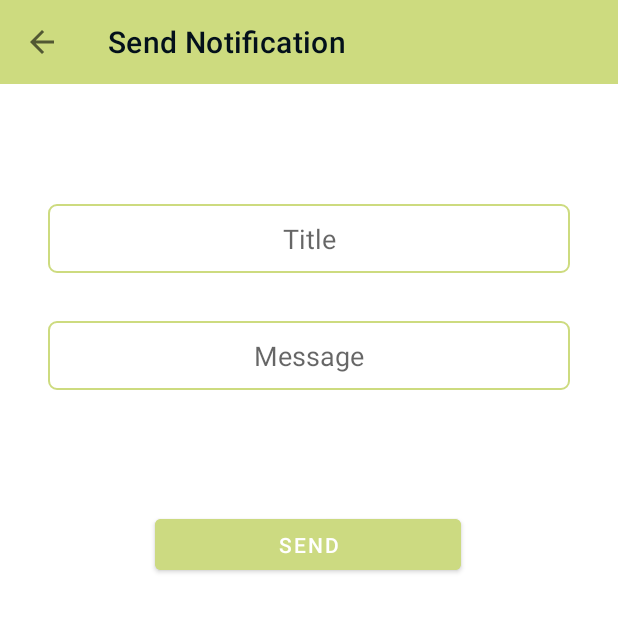
After one commit to sayem499/CSE499-Group05-VenueReservationAndroidApp, an Android app: the NotificationSenderActivity screen opened directly, with no data from a screen before it, on a phone screen of 412 x 824 dp, the top half of it. The commit adds this screen. Run offline under Robolectric (Android 15) with nearby library versions, the phone set to English and light mode, and no system bars.

Commit message:
#14 Added User Notification Functionalities

```diff
--- a/ReserverApp/app/build.gradle
+++ b/ReserverApp/app/build.gradle
@@ -57,6 +57,8 @@ dependencies {
     implementation 'de.hdodenhof:circleimageview:3.1.0'
     implementation 'com.github.dhaval2404:imagepicker:2.1'
     implementation 'com.daimajia.androidanimations:library:2.4@aar'
+    implementation 'com.android.volley:volley:1.2.1'
+
 
 
 }
--- a/ReserverApp/app/src/main/java/com/reservation/app/ui/Home.java
+++ b/ReserverApp/app/src/main/java/com/reservation/app/ui/Home.java
@@ -154,6 +154,11 @@ public class Home extends AppCompatActivity {
                         drawerLayout.closeDrawer(GravityCompat.START);
                         break;
 
+                        case R.id.menu_notifications:
+                        startActivity(new Intent(getApplicationContext(),NotificationActivity.class));
+                        drawerLayout.closeDrawer(GravityCompat.START);
+                        break;
+
 
                         case R.id.menu_logout:
                             firebaseAuth.signOut();
--- /dev/null
+++ b/ReserverApp/app/src/main/java/com/reservation/app/ui/NotificationSenderActivity.java
@@ -0,0 +1,64 @@
+package com.reservation.app.ui;
+
+import androidx.appcompat.app.AppCompatActivity;
+
+import android.os.Bundle;
+import android.support.annotation.NonNull;
+import android.view.View;
+import android.widget.Button;
+import android.widget.EditText;
+import android.widget.Toast;
+
+import com.google.android.gms.tasks.OnCompleteListener;
+import com.google.android.gms.tasks.Task;
+import com.google.firebase.messaging.FirebaseMessaging;
+import com.reservation.app.MainActivity;
+import com.reservation.app.R;
+import com.reservation.app.datasource.FcmNotificationsSender;
+
+import java.util.Objects;
+
+public class NotificationSenderActivity extends AppCompatActivity {
+
+    private androidx.appcompat.widget.Toolbar toolbar;
+    private EditText notificationTitle,notificationMessage;
+    private Button notificationSend;
+
+    @Override
+    protected void onCreate(Bundle savedInstanceState) {
+        super.onCreate(savedInstanceState);
+        setContentView(R.layout.activity_notification_sender);
+
+        toolbar = findViewById(R.id.notification_sender_toolbar);
+        setSupportActionBar(toolbar);
+        Objects.requireNonNull(getSupportActionBar()).setDisplayHomeAsUpEnabled(true);
+
+        notificationTitle = findViewById(R.id.notificationTitle_editText);
+        notificationMessage = findViewById(R.id.notificationMessage_editText);
+        notificationSend = findViewById(R.id.notificationSend_button);
+
+        notificationSend.setOnClickListener(new View.OnClickListener() {
+            @Override
+            public void onClick(View view) {
+
+                if(!notificationTitle.getText().toString().isEmpty() && !notificationMessage.getText().toString().isEmpty()){
+
+                    FcmNotificationsSender notificationsSender =
+                            new FcmNotificationsSender("/topics/notify",notificationTitle.getText().toString()
+                                    ,notificationMessage.getText().toString(),getApplicationContext(),NotificationSenderActivity.this);
+
+                    notificationsSender.SendNotifications();
+
+                } else{
+
+                    Toast.makeText(NotificationSenderActivity.this,"Fill out the necessary fields !!",Toast.LENGTH_SHORT).show();
+                }
+
+
+            }
+        });
+
+
+
+    }
+}
--- /dev/null
+++ b/ReserverApp/app/src/main/res/layout/activity_notification_sender.xml
@@ -0,0 +1,70 @@
+<?xml version="1.0" encoding="utf-8"?>
+<androidx.constraintlayout.widget.ConstraintLayout xmlns:android="http://schemas.android.com/apk/res/android"
+    xmlns:app="http://schemas.android.com/apk/res-auto"
+    xmlns:tools="http://schemas.android.com/tools"
+    android:layout_width="match_parent"
+    android:layout_height="match_parent"
+    tools:context=".ui.NotificationSenderActivity">
+
+    <androidx.appcompat.widget.Toolbar
+        android:id="@+id/notification_sender_toolbar"
+        android:layout_width="0dp"
+        android:layout_height="wrap_content"
+        android:background="#cddb7f"
+        android:textAlignment="center"
+        app:layout_constraintEnd_toEndOf="parent"
+        app:layout_constraintHorizontal_bias="0.0"
+        app:layout_constraintStart_toStartOf="parent"
+        app:layout_constraintTop_toTopOf="parent"
+        app:title="Send Notification"
+        app:titleTextColor="#03101B">
+
+    </androidx.appcompat.widget.Toolbar>
+
+    <EditText
+        android:id="@+id/notificationTitle_editText"
+        android:layout_width="348dp"
+        android:layout_height="46dp"
+        android:layout_marginStart="32dp"
+        android:layout_marginTop="80dp"
+        android:layout_marginEnd="32dp"
+        android:background="@drawable/edittext_design"
+        android:ems="10"
+        android:hint="Title"
+        android:inputType="textShortMessage"
+        android:textAlignment="center"
+        app:layout_constraintEnd_toEndOf="parent"
+        app:layout_constraintHorizontal_bias="0.0"
+        app:layout_constraintStart_toStartOf="parent"
+        app:layout_constraintTop_toBottomOf="@+id/notification_sender_toolbar" />
+
+    <EditText
+        android:id="@+id/notificationMessage_editText"
+        android:layout_width="348dp"
+        android:layout_height="46dp"
+        android:layout_marginStart="32dp"
+        android:layout_marginTop="32dp"
+        android:layout_marginEnd="32dp"
+        android:background="@drawable/edittext_design"
+        android:ems="10"
+        android:hint="Message"
+        android:inputType="textLongMessage"
+        android:textAlignment="center"
+        app:layout_constraintEnd_toEndOf="parent"
+        app:layout_constraintHorizontal_bias="0.497"
+        app:layout_constraintStart_toStartOf="parent"
+        app:layout_constraintTop_toBottomOf="@+id/notificationTitle_editText" />
+
+    <Button
+        android:id="@+id/notificationSend_button"
+        android:layout_width="204dp"
+        android:layout_height="46dp"
+        android:layout_marginTop="80dp"
+        android:backgroundTint="#CCDA81"
+        android:text="Send"
+        app:layout_constraintEnd_toEndOf="parent"
+        app:layout_constraintHorizontal_bias="0.498"
+        app:layout_constraintStart_toStartOf="parent"
+        app:layout_constraintTop_toBottomOf="@+id/notificationMessage_editText" />
+
+</androidx.constraintlayout.widget.ConstraintLayout>
--- a/ReserverApp/app/src/main/res/menu/side_menu.xml
+++ b/ReserverApp/app/src/main/res/menu/side_menu.xml
@@ -18,6 +18,12 @@
 
     </item>
 
+    <item android:id="@+id/menu_notifications"
+        android:icon="@drawable/ic_baseline_notifications_active_24"
+        android:title="@string/notifications">
+
+    </item>
+
     <item android:id="@+id/menu_logout"
         android:icon="@drawable/ic_baseline_login_24"
         android:title="@string/logout">
--- a/ReserverApp/app/src/main/res/values/strings.xml
+++ b/ReserverApp/app/src/main/res/values/strings.xml
@@ -19,4 +19,5 @@
     <string name="hello_blank_fragment">Hello blank fragment</string>
     <string name="venue_list">Venue List</string>
     <string name="venue_photo">Venue Photo</string>
+    <string name="notifications">Notifications</string>
 </resources>
```
Also changed, not shown: ReserverApp/app/src/main/AndroidManifest.xml (+16 -4 lines), ReserverApp/app/src/main/java/com/reservation/app/datasource/FcmNotificationsSender.java (added, +89 -0 lines), ReserverApp/app/src/main/java/com/reservation/app/datasource/MyFirebaseMessagingService.java (+18 -1 lines), ReserverApp/app/src/main/java/com/reservation/app/ui/NotificationActivity.java (+13 -0 lines), ReserverApp/app/src/main/res/drawable/ic_baseline_add_alert_24.xml (added, +10 -0 lines), ReserverApp/app/src/main/res/layout/activity_notification.xml (+11 -0 lines).
